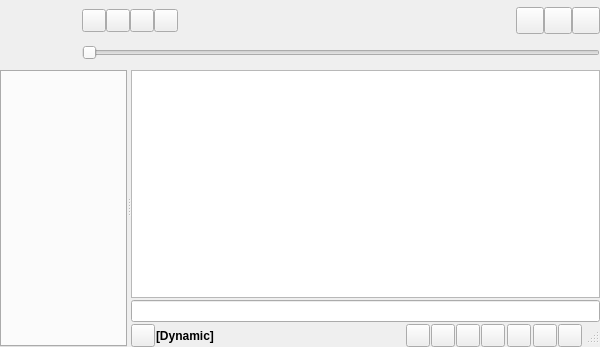
Above: gui/mainwindow.ui from CDrummond/cantata before the change. Below: the same form after it.
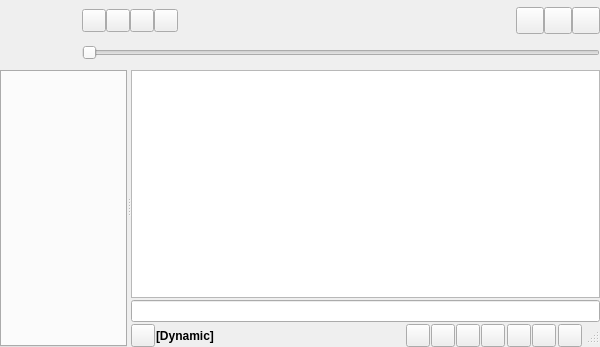
That is the form after the change. Custom widgets are drawn as their Qt base class.

Commit message: - Show action short-cuts in tooltips - Move https->http conversion into NetworkAccessManager, so that it is consistent - Place clear playqueue button back to its previous position

Patch:
```diff
--- a/gui/mainwindow.ui
+++ b/gui/mainwindow.ui
@@ -298,12 +298,6 @@
             </property>
            </widget>
           </item>
-          <item>
-           <widget class="SpacerWidget" name="horizontalSpacer_4"/>
-          </item>
-          <item>
-           <widget class="ToolButton" name="clearPlayQueueButton"/>
-          </item>
           <item>
            <widget class="SpacerWidget" name="horizontalSpacer_4b"/>
           </item>
@@ -313,6 +307,12 @@
           <item>
            <widget class="ToolButton" name="savePlayQueueButton"/>
           </item>
+          <item>
+           <widget class="SpacerWidget" name="horizontalSpacer_4"/>
+          </item>
+          <item>
+           <widget class="ToolButton" name="clearPlayQueueButton"/>
+          </item>
           <item>
            <widget class="SizeGrip" name="sizeGrip"/>
           </item>
```
The commit also changes 21 other files.
